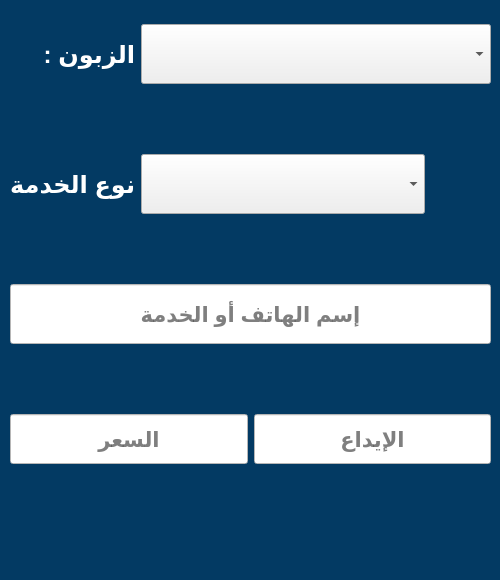
The window that uis/qt_uis/used/service.ui (salahkhiat/ModeerPOS) describes before a commit, drawn with Qt 5.
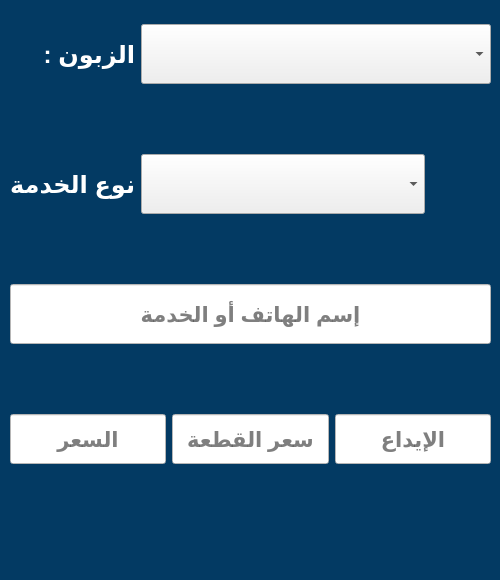
The same window after the commit. Icons and pictures are not drawn.

Commit message: Add piece price field to service_form

What changed in the file:
```diff
--- a/uis/qt_uis/used/service.ui
+++ b/uis/qt_uis/used/service.ui
@@ -344,6 +344,40 @@
         </property>
        </widget>
       </item>
+      <item>
+       <widget class="QLineEdit" name="piece_price">
+        <property name="minimumSize">
+         <size>
+          <width>140</width>
+          <height>50</height>
+         </size>
+        </property>
+        <property name="maximumSize">
+         <size>
+          <width>16777215</width>
+          <height>50</height>
+         </size>
+        </property>
+        <property name="font">
+         <font>
+          <pointsize>16</pointsize>
+          <bold>true</bold>
+         </font>
+        </property>
+        <property name="styleSheet">
+         <string notr="true">background-color:white;</string>
+        </property>
+        <property name="maxLength">
+         <number>6</number>
+        </property>
+        <property name="alignment">
+         <set>Qt::AlignCenter</set>
+        </property>
+        <property name="placeholderText">
+         <string>سعر القطعة</string>
+        </property>
+       </widget>
+      </item>
       <item>
        <widget class="QLineEdit" name="deposit">
         <property name="minimumSize">
```
Left out of the diff: 31 changed lines with no effect on the pictures. The commit also changes 14 other files.
